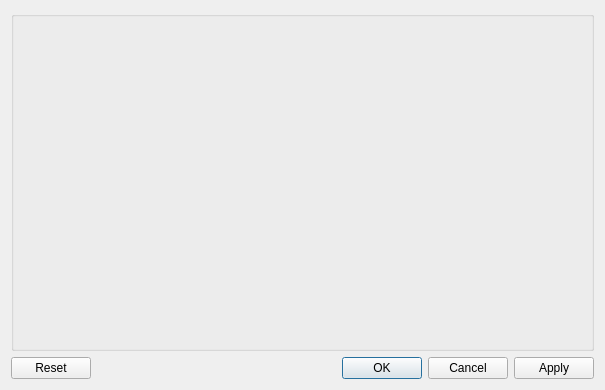
Qt form src/forms/razorrandrconfiguration.ui (zballina/lxqt-config-randr) before a commit.
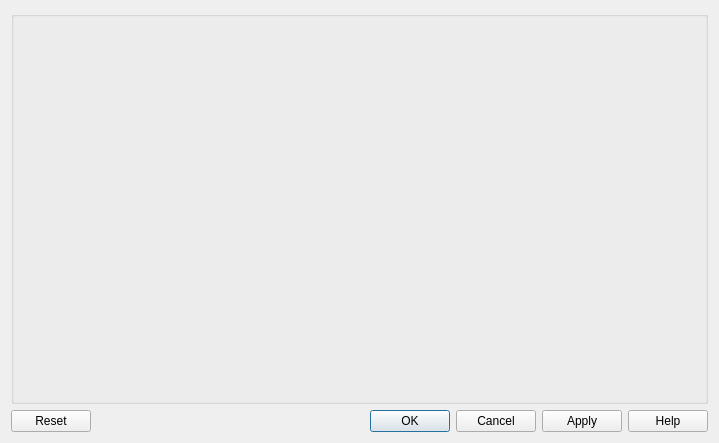
The same form after that commit.

Commit message: Add about dialog. Fix project and binary name

```diff
--- a/src/forms/razorrandrconfiguration.ui
+++ b/src/forms/razorrandrconfiguration.ui
@@ -6,8 +6,8 @@
    <rect>
     <x>0</x>
     <y>0</y>
-    <width>605</width>
-    <height>390</height>
+    <width>719</width>
+    <height>443</height>
    </rect>
   </property>
   <property name="windowTitle">
@@ -22,7 +22,7 @@
    <item>
     <widget class="QDialogButtonBox" name="buttonBox">
      <property name="standardButtons">
-      <set>QDialogButtonBox::Apply|QDialogButtonBox::Cancel|QDialogButtonBox::Ok|QDialogButtonBox::Reset</set>
+      <set>QDialogButtonBox::Apply|QDialogButtonBox::Cancel|QDialogButtonBox::Help|QDialogButtonBox::Ok|QDialogButtonBox::Reset</set>
      </property>
     </widget>
    </item>
```
The commit also changes 8 other files.
